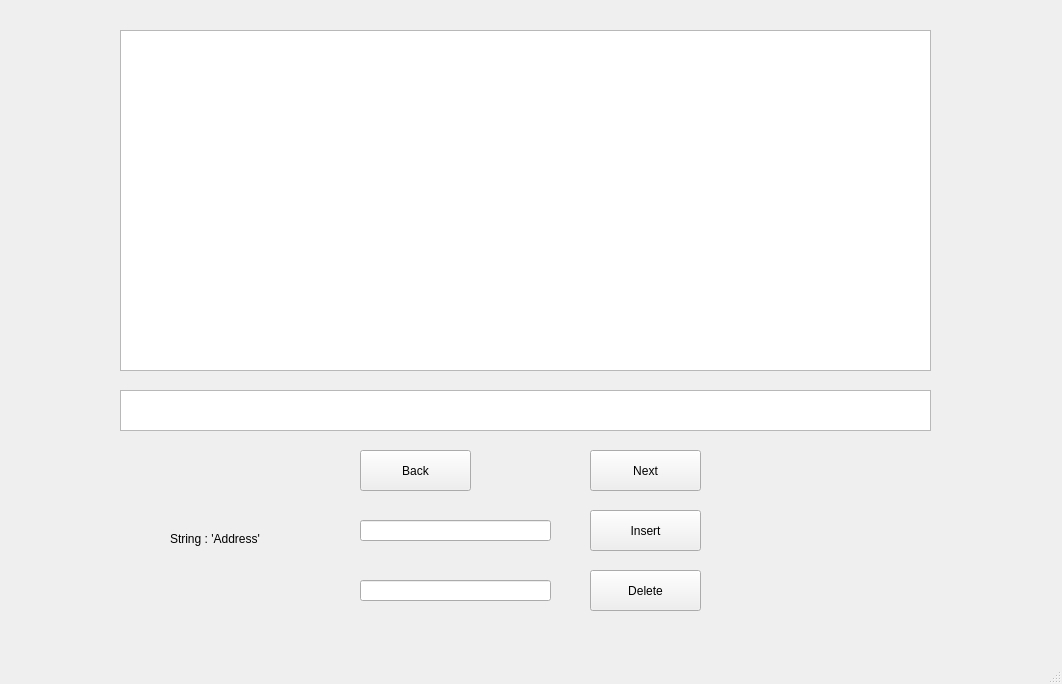
This is mainwindow.ui in MikhailKaz/Qt_Delivery_Data as Qt 5 draws it before an edit. The edited form follows.
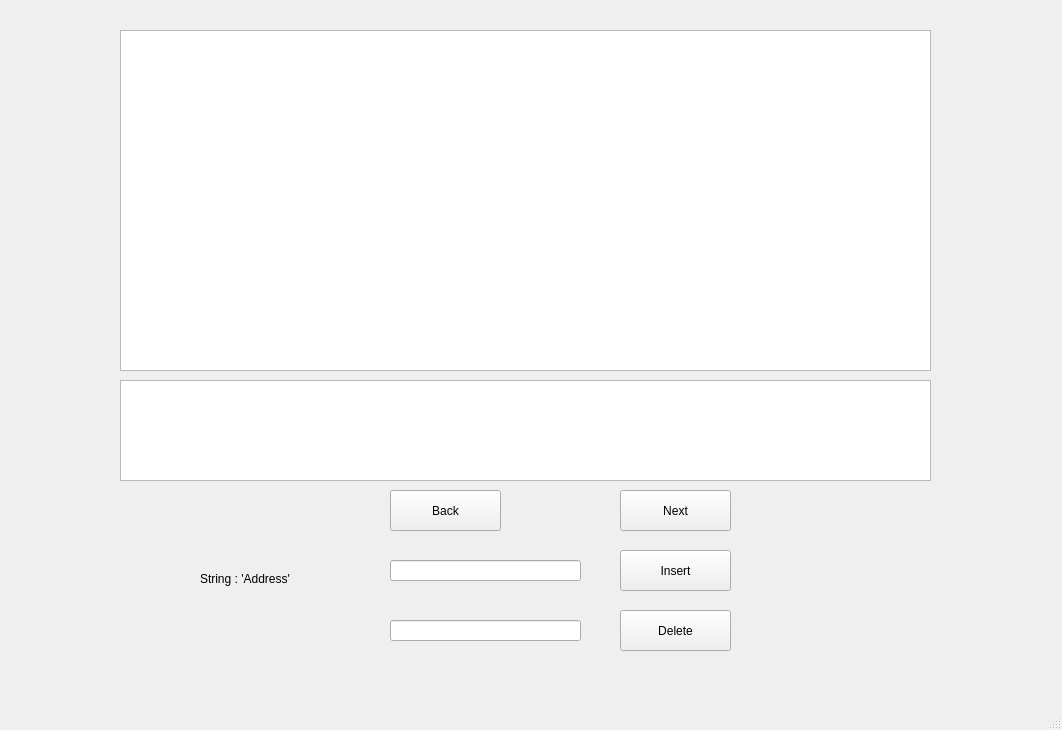
This is the edited form.

What changed in the file:
```diff
--- a/mainwindow.ui
+++ b/mainwindow.ui
@@ -7,7 +7,7 @@
     <x>0</x>
     <y>0</y>
     <width>1062</width>
-    <height>684</height>
+    <height>730</height>
    </rect>
   </property>
   <property name="windowTitle">
@@ -27,8 +27,8 @@
    <widget class="QPushButton" name="Next">
     <property name="geometry">
      <rect>
-      <x>590</x>
-      <y>450</y>
+      <x>620</x>
+      <y>490</y>
       <width>111</width>
       <height>41</height>
      </rect>
@@ -40,8 +40,8 @@
    <widget class="QPushButton" name="Back">
     <property name="geometry">
      <rect>
-      <x>360</x>
-      <y>450</y>
+      <x>390</x>
+      <y>490</y>
       <width>111</width>
       <height>41</height>
      </rect>
@@ -53,8 +53,8 @@
    <widget class="QPushButton" name="Insert">
     <property name="geometry">
      <rect>
-      <x>590</x>
-      <y>510</y>
+      <x>620</x>
+      <y>550</y>
       <width>111</width>
       <height>41</height>
      </rect>
@@ -66,8 +66,8 @@
    <widget class="QLineEdit" name="Input">
     <property name="geometry">
      <rect>
-      <x>360</x>
-      <y>520</y>
+      <x>390</x>
+      <y>560</y>
       <width>191</width>
       <height>21</height>
      </rect>
@@ -76,8 +76,8 @@
    <widget class="QLabel" name="label">
     <property name="geometry">
      <rect>
-      <x>170</x>
-      <y>530</y>
+      <x>200</x>
+      <y>570</y>
       <width>111</width>
       <height>18</height>
      </rect>
@@ -89,8 +89,8 @@
    <widget class="QPushButton" name="Delete">
     <property name="geometry">
      <rect>
-      <x>590</x>
-      <y>570</y>
+      <x>620</x>
+      <y>610</y>
       <width>111</width>
       <height>41</height>
      </rect>
@@ -102,8 +102,8 @@
    <widget class="QLineEdit" name="Input_2">
     <property name="geometry">
      <rect>
-      <x>360</x>
-      <y>580</y>
+      <x>390</x>
+      <y>620</y>
       <width>191</width>
       <height>21</height>
      </rect>
@@ -126,9 +126,9 @@
     <property name="geometry">
      <rect>
       <x>120</x>
-      <y>390</y>
+      <y>380</y>
       <width>811</width>
-      <height>41</height>
+      <height>101</height>
      </rect>
     </property>
    </widget>
```
